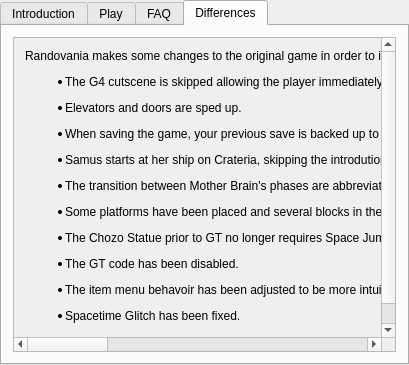
Qt form randovania/gui/ui_files/games_tab_supermetroid_widget.ui (Logarhythmic/randovania) before a commit.
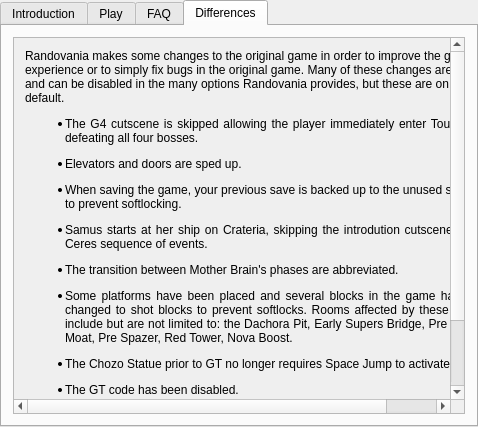
The same form after that commit. Custom widgets are drawn as their Qt base class.

Commit message: Got scrolling to work with ui tab

What changed in the file:
```diff
--- a/randovania/gui/ui_files/games_tab_supermetroid_widget.ui
+++ b/randovania/gui/ui_files/games_tab_supermetroid_widget.ui
@@ -6,10 +6,16 @@
    <rect>
     <x>0</x>
     <y>0</y>
-    <width>409</width>
-    <height>365</height>
+    <width>478</width>
+    <height>427</height>
    </rect>
   </property>
+  <property name="sizePolicy">
+   <sizepolicy hsizetype="Expanding" vsizetype="Minimum">
+    <horstretch>0</horstretch>
+    <verstretch>0</verstretch>
+   </sizepolicy>
+  </property>
   <property name="currentIndex">
    <number>3</number>
   </property>
@@ -121,8 +127,8 @@
    <attribute name="title">
     <string>Differences</string>
    </attribute>
-   <layout class="QHBoxLayout" name="horizontalLayout">
-    <item>
+   <layout class="QGridLayout" name="gridLayout_2">
+    <item row="0" column="0">
      <widget class="QScrollArea" name="differences_scroll_area">
       <property name="widgetResizable">
        <bool>true</bool>
@@ -132,19 +138,28 @@
         <rect>
          <x>0</x>
          <y>0</y>
-         <width>1529</width>
-         <height>342</height>
+         <width>498</width>
+         <height>470</height>
         </rect>
        </property>
-       <layout class="QVBoxLayout" name="verticalLayout_2">
+       <layout class="QHBoxLayout" name="horizontalLayout">
         <item>
          <widget class="QLabel" name="label">
           <property name="enabled">
            <bool>true</bool>
           </property>
+          <property name="sizePolicy">
+           <sizepolicy hsizetype="Minimum" vsizetype="Expanding">
+            <horstretch>0</horstretch>
+            <verstretch>0</verstretch>
+           </sizepolicy>
+          </property>
           <property name="text">
            <string>&lt;html&gt;&lt;head/&gt;&lt;body&gt;&lt;p&gt;Randovania makes some changes to the original game in order to improve the game experience or to simply fix bugs in the original game. Many of these changes are optional and can be disabled in the many options Randovania provides, but these are on by default.&lt;/p&gt;&lt;ul style=&quot;margin-top: 0px; margin-bottom: 0px; margin-left: 0px; margin-right: 0px; -qt-list-indent: 1;&quot;&gt;&lt;li align=&quot;justify&quot; style=&quot; margin-top:12px; margin-bottom:12px; margin-left:0px; margin-right:0px; -qt-block-indent:0; text-indent:0px;&quot;&gt;The G4 cutscene is skipped allowing the player immediately enter Tourian after defeating all four bosses.&lt;/li&gt;&lt;li align=&quot;justify&quot; style=&quot; margin-top:12px; margin-bottom:12px; margin-left:0px; margin-right:0px; -qt-block-indent:0; text-indent:0px;&quot;&gt;Elevators and doors are sped up.&lt;/li&gt;&lt;li align=&quot;justify&quot; style=&quot; margin-top:12px; margin-bottom:12px; margin-left:0px; margin-right:0px; -qt-block-indent:0; text-indent:0px;&quot;&gt;When saving the game, your previous save is backed up to the unused save slots to prevent softlocking.&lt;/li&gt;&lt;li align=&quot;justify&quot; style=&quot; margin-top:12px; margin-bottom:0px; margin-left:0px; margin-right:0px; -qt-block-indent:0; text-indent:0px;&quot;&gt;Samus starts at her ship on Crateria, skipping the introdution cutscene and the Ceres sequence of events.&lt;/li&gt;&lt;li align=&quot;justify&quot; style=&quot; margin-top:12px; margin-bottom:0px; margin-left:0px; margin-right:0px; -qt-block-indent:0; text-indent:0px;&quot;&gt;The transition between Mother Brain's phases are abbreviated.&lt;/li&gt;&lt;li align=&quot;justify&quot; style=&quot; margin-top:12px; margin-bottom:0px; margin-left:0px; margin-right:0px; -qt-block-indent:0; text-indent:0px;&quot;&gt;Some platforms have been placed and several blocks in the game have been changed to shot blocks to prevent softlocks. Rooms affected by these changes include but are not limited to: the Dachora Pit, Early Supers Bridge, Pre Hi-Jump, Moat, Pre Spazer, Red Tower, Nova Boost.&lt;/li&gt;&lt;li align=&quot;justify&quot; style=&quot; margin-top:12px; margin-bottom:0px; margin-left:0px; margin-right:0px; -qt-block-indent:0; text-indent:0px;&quot;&gt;The Chozo Statue prior to GT no longer requires Space Jump to activate.&lt;/li&gt;&lt;li align=&quot;justify&quot; style=&quot; margin-top:12px; margin-bottom:0px; margin-left:0px; margin-right:0px; -qt-block-indent:0; text-indent:0px;&quot;&gt;The GT code has been disabled.&lt;/li&gt;&lt;li align=&quot;justify&quot; style=&quot; margin-top:12px; margin-bottom:0px; margin-left:0px; margin-right:0px; -qt-block-indent:0; text-indent:0px;&quot;&gt;The item menu behavoir has been adjusted to be more intuitive.&lt;/li&gt;&lt;li align=&quot;justify&quot; style=&quot; margin-top:12px; margin-bottom:0px; margin-left:0px; margin-right:0px; -qt-block-indent:0; text-indent:0px;&quot;&gt;Spacetime Glitch has been fixed.&lt;/li&gt;&lt;li align=&quot;justify&quot; style=&quot; margin-top:12px; margin-bottom:0px; margin-left:0px; margin-right:0px; -qt-block-indent:0; text-indent:0px;&quot;&gt;A bug causing heat damage to interrupt speed booster behavior has been fixed.&lt;/li&gt;&lt;/ul&gt;&lt;/body&gt;&lt;/html&gt;</string>
           </property>
+          <property name="wordWrap">
+           <bool>true</bool>
+          </property>
          </widget>
         </item>
        </layout>
```
Left out of the diff: 4 changed lines with no effect on the pictures.
